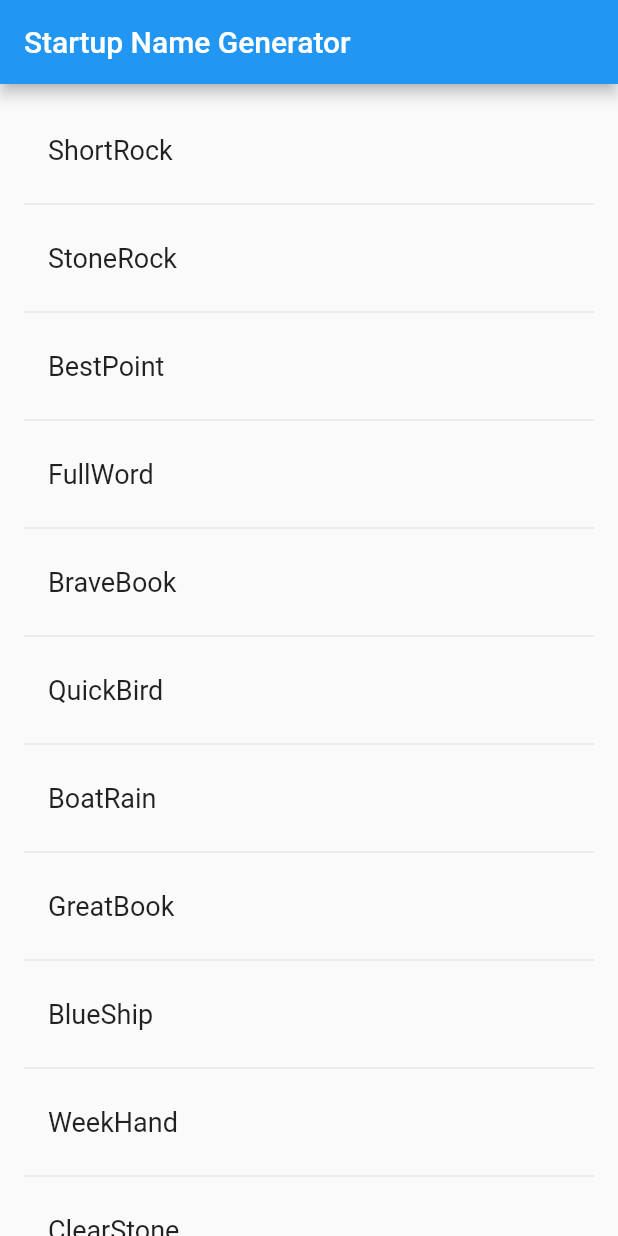
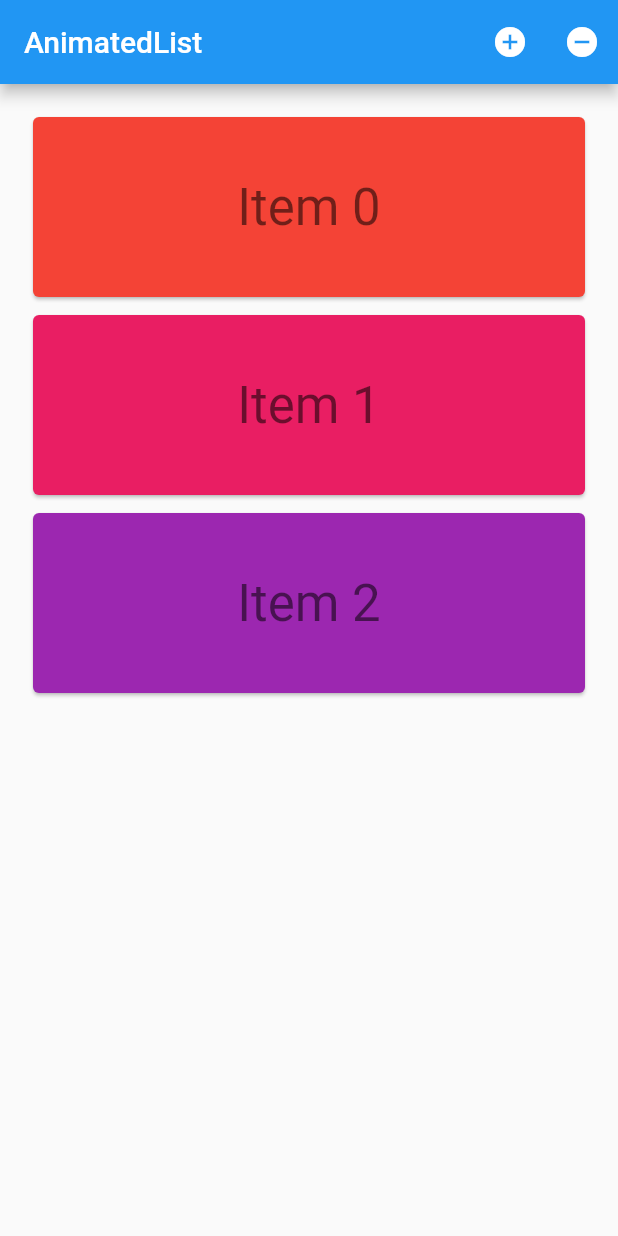
Before and after one commit to liangyuetian/pt-flutter, a Flutter app: the screen it shows after launch, on a phone screen of 412 x 824 dp. Run offline on Flutter 3.47's test engine with Material 2 defaults, Android fonts, the phone set to English and light mode, and no system bars.

Commit message:
'添加动画列表'

```diff
--- a/lib/main.dart
+++ b/lib/main.dart
@@ -1,83 +1,221 @@
+// Copyright 2017 The Chromium Authors. All rights reserved.
+// Use of this source code is governed by a BSD-style license that can be
+// found in the LICENSE file.
+
+import 'package:flutter/foundation.dart';
 import 'package:flutter/material.dart';
-import 'package:english_words/english_words.dart';
 
-void main() => runApp(new MyApp());
+class AnimatedListSample extends StatefulWidget {
+  @override
+  _AnimatedListSampleState createState() => _AnimatedListSampleState();
+}
 
-class MyApp extends StatelessWidget {
+class _AnimatedListSampleState extends State<AnimatedListSample> {
+  final GlobalKey<AnimatedListState> _listKey = GlobalKey<AnimatedListState>();
+  ListModel<int> _list;
+  int _selectedItem;
+  int _nextItem; // The next item inserted when the user presses the '+' button.
+
   @override
-//   Widget build(BuildContext context) {
-//     // final wordPair = new WordPair.random();
-//     return new MaterialApp(
-//       title: 'Welcome to Flutter',
-//       home: new Scaffold(
-//         appBar: new AppBar(
-//           title: new Text('Welcome to Flutter'),
-//         ),
-//         body: new Center(
-// //          child: new Text('Hello World'),
-//           // child: new Text(wordPair.asPascalCase),
-//           child: new RandomWords(),
-//         ),
-//       ),
-//     );
-//   }
+  void initState() {
+    super.initState();
+    _list = ListModel<int>(
+      listKey: _listKey,
+      initialItems: <int>[0, 1, 2],
+      removedItemBuilder: _buildRemovedItem,
+    );
+    _nextItem = 3;
+  }
+
+  // Used to build list items that haven't been removed.
+  Widget _buildItem(BuildContext context, int index, Animation<double> animation) {
+    return CardItem(
+      animation: animation,
+      item: _list[index],
+      selected: _selectedItem == _list[index],
+      onTap: () {
+        setState(() {
+          _selectedItem = _selectedItem == _list[index] ? null : _list[index];
+        });
+      },
+    );
+  }
+
+  // Used to build an item after it has been removed from the list. This method is
+  // needed because a removed item remains visible until its animation has
+  // completed (even though it's gone as far this ListModel is concerned).
+  // The widget will be used by the [AnimatedListState.removeItem] method's
+  // [AnimatedListRemovedItemBuilder] parameter.
+  Widget _buildRemovedItem(int item, BuildContext context, Animation<double> animation) {
+    return CardItem(
+      animation: animation,
+      item: item,
+      selected: false,
+      // No gesture detector here: we don't want removed items to be interactive.
+    );
+  }
+
+  // Insert the "next item" into the list model.
+  void _insert() {
+    final int index = _selectedItem == null ? _list.length : _list.indexOf(_selectedItem);
+    _list.insert(index, _nextItem++);
+  }
+
+  // Remove the selected item from the list model.
+  void _remove() {
+    if (_selectedItem != null) {
+      _list.removeAt(_list.indexOf(_selectedItem));
+      setState(() {
+        _selectedItem = null;
+      });
+    }
+  }
+
+  @override
   Widget build(BuildContext context) {
-    return new MaterialApp(
-      title: 'Startup Name Generator',
-      home: new RandomWords(),
+    return MaterialApp(
+      home: Scaffold(
+        appBar: AppBar(
+          title: const Text('AnimatedList'),
+          actions: <Widget>[
+            IconButton(
+              icon: const Icon(Icons.add_circle),
+              onPressed: _insert,
+              tooltip: 'insert a new item',
+            ),
+            IconButton(
+              icon: const Icon(Icons.remove_circle),
+              onPressed: _remove,
+              tooltip: 'remove the selected item',
+            ),
+          ],
+        ),
+        body: Padding(
+          padding: const EdgeInsets.all(16.0),
+          child: AnimatedList(
+            key: _listKey,
+            initialItemCount: _list.length,
+            itemBuilder: _buildItem,
+          ),
+        ),
+      ),
     );
   }
 }
 
-class RandomWords extends StatefulWidget {
-  @override
-  createState() => new RandomWordsState();
+/// Keeps a Dart List in sync with an AnimatedList.
+///
+/// The [insert] and [removeAt] methods apply to both the internal list and the
+/// animated list that belongs to [listKey].
+///
+/// This class only exposes as much of the Dart List API as is needed by the
+/// sample app. More list methods are easily added, however methods that mutate the
+/// list must make the same changes to the animated list in terms of
+/// [AnimatedListState.insertItem] and [AnimatedList.removeItem].
+class ListModel<E> {
+  ListModel({
+    @required this.listKey,
+    @required this.removedItemBuilder,
+    Iterable<E> initialItems,
+  }) : assert(listKey != null),
+        assert(removedItemBuilder != null),
+        _items = List<E>.from(initialItems ?? <E>[]);
+
+  final GlobalKey<AnimatedListState> listKey;
+  final dynamic removedItemBuilder;
+  final List<E> _items;
+
+  AnimatedListState get _animatedList => listKey.currentState;
+
+  void insert(int index, E item) {
+    _items.insert(index, item);
+    _animatedList.insertItem(index);
+  }
+
+  E removeAt(int index) {
+    final E removedItem = _items.removeAt(index);
+    if (removedItem != null) {
+      _animatedList.removeItem(index, (BuildContext context, Animation<double> animation) {
+        return removedItemBuilder(removedItem, context, animation);
+      });
+    }
+    return removedItem;
+  }
+
+  int get length => _items.length;
+  E operator [](int index) => _items[index];
+  int indexOf(E item) => _items.indexOf(item);
 }
 
-class RandomWordsState extends State<RandomWords> {
-  final _suggestions = <WordPair>[];
+/// Displays its integer item as 'item N' on a Card whose color is based on
+/// the item's value. The text is displayed in bright green if selected is true.
+/// This widget's height is based on the animation parameter, it varies
+/// from 0 to 128 as the animation varies from 0.0 to 1.0.
+class CardItem extends StatelessWidget {
+  const CardItem({
+    Key key,
+    @required this.animation,
+    this.onTap,
+    @required this.item,
+    this.selected = false
+  }) : assert(animation != null),
+        assert(item != null && item >= 0),
+        assert(selected != null),
+        super(key: key);
 
-  final _biggerFont = const TextStyle(fontSize: 18.0);
+  final Animation<double> animation;
+  final VoidCallback onTap;
+  final int item;
+  final bool selected;
+
   @override
   Widget build(BuildContext context) {
-    // final wordPair = new WordPair.random();
-    // return new Text(wordPair.asPascalCase);
-    return new Scaffold(
-      appBar: new AppBar(
-        title: new Text('Startup Name Generator'),
-      ),
-      body: _buildSuggestions(),
-    );
-  }
-
-  Widget _buildSuggestions() {
-    return new ListView.builder(
-        padding: const EdgeInsets.all(16.0),
-        // 对于每个建议的单词对都会调用一次itemBuilder，然后将单词对添加到ListTile行中
-        // 在偶数行，该函数会为单词对添加一个ListTile row.
-        // 在奇数行，该函数会添加一个分割线widget，来分隔相邻的词对。
-        // 注意，在小屏幕上，分割线看起来可能比较吃力。
-        itemBuilder: (context, i) {
-          // 在每一列之前，添加一个1像素高的分隔线widget
-          if (i.isOdd) return new Divider();
-          // 语法 "i ~/ 2" 表示i除以2，但返回值是整形（向下取整），比如i为：1, 2, 3, 4, 5
-          // 时，结果为0, 1, 1, 2, 2， 这可以计算出ListView中减去分隔线后的实际单词对数量
-          final index = i ~/ 2;
-          // 如果是建议列表中最后一个单词对
-          if (index >= _suggestions.length) {
-            // ...接着再生成10个单词对，然后添加到建议列表
-            _suggestions.addAll(generateWordPairs().take(10));
-          }
-          return _buildRow(_suggestions[index]);
-        });
-  }
-
-  Widget _buildRow(WordPair pair) {
-    return new ListTile(
-      title: new Text(
-        pair.asPascalCase,
-        style: _biggerFont,
+    TextStyle textStyle = Theme.of(context).textTheme.display1;
+    if (selected)
+      textStyle = textStyle.copyWith(color: Colors.lightGreenAccent[400]);
+    return Padding(
+      padding: const EdgeInsets.all(2.0),
+      child: SizeTransition(
+        axis: Axis.vertical,
+        sizeFactor: animation,
+        child: GestureDetector(
+          behavior: HitTestBehavior.opaque,
+          onTap: onTap,
+          child: SizedBox(
+            height: 128.0,
+            child: Card(
+              color: Colors.primaries[item % Colors.primaries.length],
+              child: Center(
+                child: Text('Item $item', style: textStyle),
+              ),
+            ),
+          ),
+        ),
       ),
     );
   }
 }
+
+void main() {
+  runApp(AnimatedListSample());
+}
+
+/*
+Sample Catalog
+Title: AnimatedList
+Summary: An AnimatedList for displaying a list of cards that stay
+in sync with an app-specific ListModel. When an item is added to or removed
+from the model, the corresponding card animates in or out of view.
+Description:
+Tap an item to select it, tap it again to unselect. Tap '+' to insert at the
+selected item, '-' to remove the selected item. The tap handlers add or
+remove items from a `ListModel<E>`, a simple encapsulation of `List<E>`
+that keeps the AnimatedList in sync. The list model has a GlobalKey for
+its animated list. It uses the key to call the insertItem and removeItem
+methods defined by AnimatedListState.
+Classes: AnimatedList, AnimatedListState
+Sample: AnimatedListSample
+See also:
+  - The "Components-Lists: Controls" section of the material design specification:
+    <https://material.io/guidelines/components/lists-controls.html#>
+*/
```
